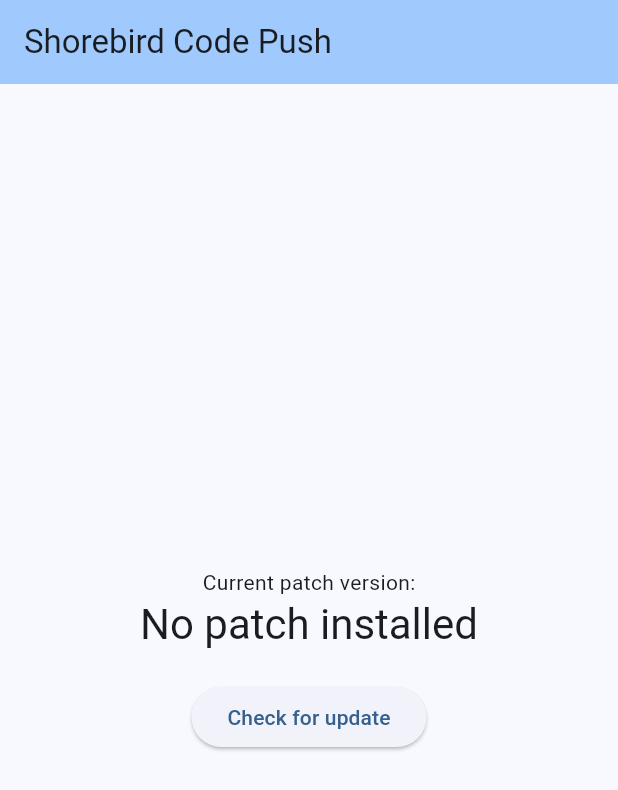
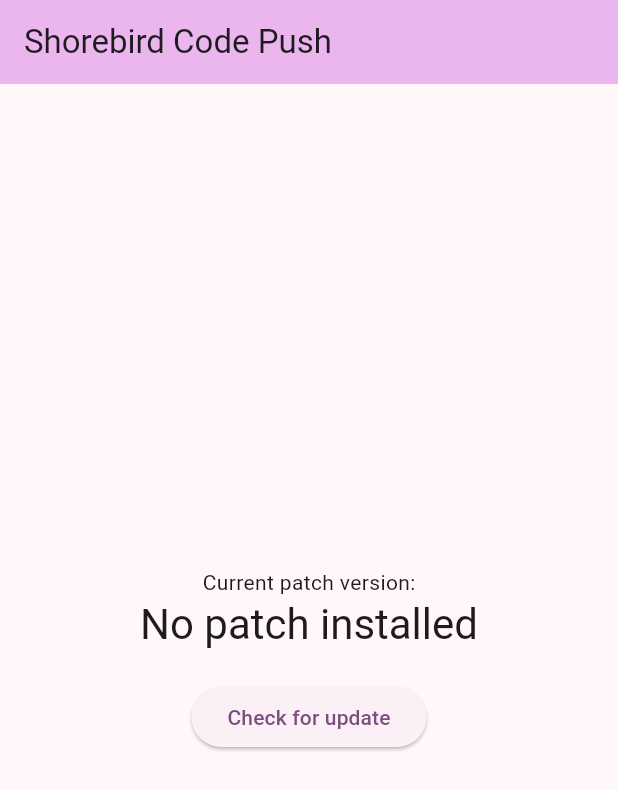
Before and after one commit to shorebirdtech/updater, a Flutter app: the screen it shows after launch, on a phone screen of 412 x 824 dp. Shown: the top 790 px of the screen. Run offline on Flutter 3.47's test engine with Material 2 defaults, Android fonts, the phone set to English and light mode, and no system bars; missing offline and left inert: dart:ffi, restart_app.

Commit message:
Update example after running in xcode

```diff
--- a/shorebird_code_push/example/lib/main.dart
+++ b/shorebird_code_push/example/lib/main.dart
@@ -20,7 +20,7 @@ class MyApp extends StatelessWidget {
     return MaterialApp(
       title: 'Shorebird Code Push Demo',
       theme: ThemeData(
-        colorScheme: ColorScheme.fromSeed(seedColor: Colors.blue),
+        colorScheme: ColorScheme.fromSeed(seedColor: Colors.purple),
         useMaterial3: true,
       ),
       home: const MyHomePage(title: 'Shorebird Code Push'),
--- a/shorebird_code_push/example/pubspec.yaml
+++ b/shorebird_code_push/example/pubspec.yaml
@@ -2,7 +2,7 @@ name: shorebird_code_push_example
 description: An example demonstrating how to use the shorebird_code_push package
 publish_to: 'none'
 
-version: 1.0.0+19
+version: 1.0.0+20
 
 environment:
   sdk: '>=3.0.5 <4.0.0'
```
Also changed, not shown: 4 other files.
